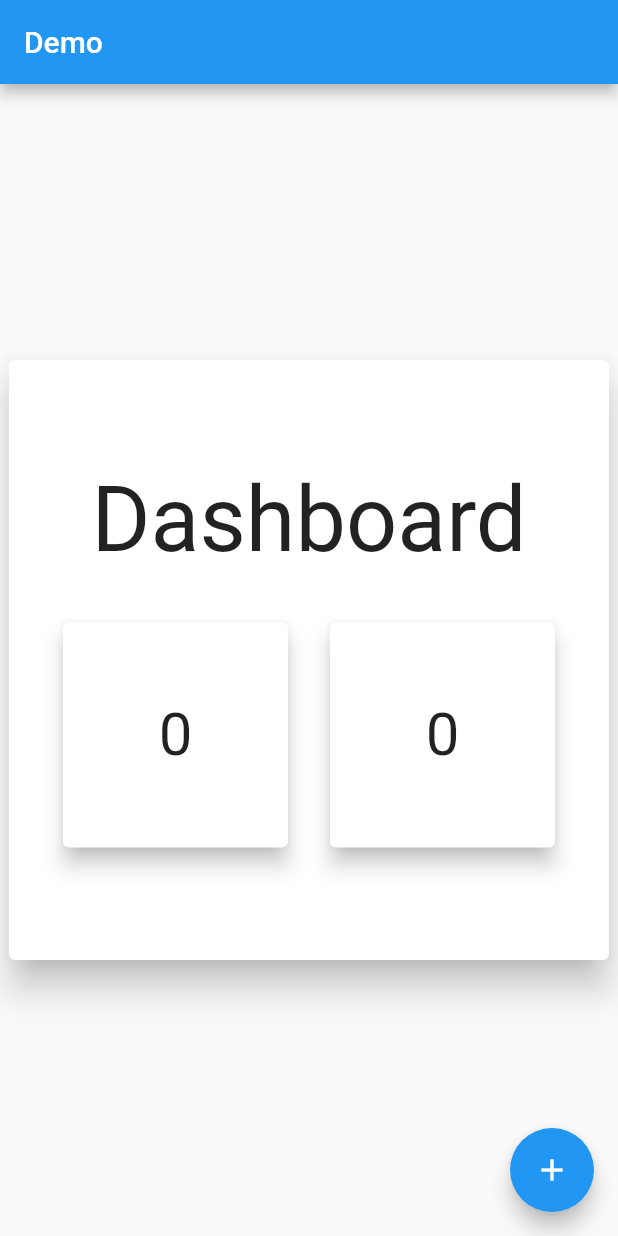
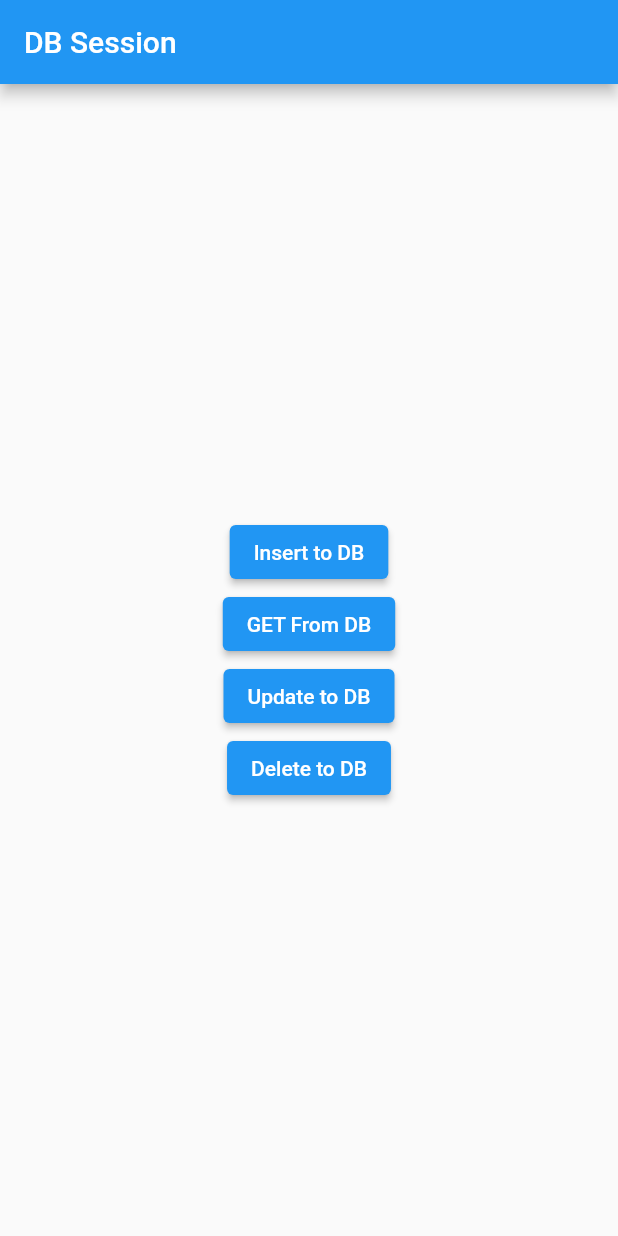
Before and after one commit to AmmarAgeeza/Up-Academy-Flutter-R2, a Flutter app: the screen it shows after launch, on a phone screen of 412 x 824 dp. Run offline on Flutter 3.47's test engine with Material 2 defaults, Android fonts, the phone set to English and light mode, and no system bars; our stand-ins replace flutter_bloc, sqflite; accounts and stored records are empty.

Commit message:
sqflite session

```diff
--- a/lib/main.dart
+++ b/lib/main.dart
@@ -2,16 +2,17 @@ import 'package:flutter/material.dart';
 import 'package:flutter_bloc/flutter_bloc.dart';
 import 'package:up_flutter_round_two/state_management/counter_cubit/counter_cubit.dart';
 
+import 'sqflite_session/db_session.dart';
 import 'state_management/bloc_observer.dart';
-import 'state_management/set_state_problems/main_screen.dart';
 
 void main() {
-  Bloc.observer=MyBlocObserver();
+  Bloc.observer = MyBlocObserver();
   runApp(const RootWidget());
 }
 
 class RootWidget extends StatelessWidget {
   const RootWidget({super.key});
+
   @override
   Widget build(BuildContext context) {
     return MultiBlocProvider(
@@ -19,14 +20,12 @@ class RootWidget extends StatelessWidget {
         BlocProvider(
           create: (context) => CounterCubitB(),
         ),
-        BlocProvider(
-          create: (context) => CounterCubit()),
-
+        BlocProvider(create: (context) => CounterCubit()),
       ],
       child: const MaterialApp(
         title: 'Up Flutter Round Two',
         debugShowCheckedModeBanner: false,
-        home: MainScreen(),
+        home: DBSession(),
       ),
     );
   }
--- /dev/null
+++ b/lib/sqflite_session/db_cubit/db_state.dart
@@ -0,0 +1,19 @@
+
+sealed class DbState {}
+
+final class DbInitial extends DbState {}
+final class DbLoading extends DbState {}
+final class DbSucess extends DbState {}
+final class DbErorr extends DbState {}
+final class DbInsertLoading extends DbState {}
+final class DbInsertSucess extends DbState {}
+final class DbInsertErorr extends DbState {}
+final class DbGETLoading extends DbState {}
+final class DbGETSucess extends DbState {}
+final class DbGETErorr extends DbState {}
+final class DbUpdateLoading extends DbState {}
+final class DbUpdateSucess extends DbState {}
+final class DbUpdateErorr extends DbState {}
+final class DbDeleteLoading extends DbState {}
+final class DbDeleteSucess extends DbState {}
+final class DbDeleteErorr extends DbState {}
--- /dev/null
+++ b/lib/sqflite_session/db_session.dart
@@ -0,0 +1,70 @@
+import 'package:flutter/material.dart';
+import 'package:flutter_bloc/flutter_bloc.dart';
+import 'package:up_flutter_round_two/sqflite_session/db_cubit/db_cubit.dart';
+
+import 'db_cubit/db_state.dart';
+
+class DBSession extends StatelessWidget {
+  const DBSession({super.key});
+
+  @override
+  Widget build(BuildContext context) {
+    return BlocProvider(
+      create: (context) => DbCubit()..createDB(),
+      child: BlocConsumer<DbCubit, DbState>(
+        listener: (context, state) {},
+        builder: (context, state) {
+          return Scaffold(
+            appBar: AppBar(title: const Text('DB Session')),
+            body: Center(
+              child: Column(
+                mainAxisAlignment: MainAxisAlignment.center,
+                children: [
+                  //insert to DB
+                  state is DbInsertLoading
+                      ? const CircularProgressIndicator()
+                      : ElevatedButton(
+                          onPressed: () {
+                            BlocProvider.of<DbCubit>(context).insertToDB(
+                              title: 'Dart',
+                              note: 'Basics',
+                              date: '8/8',
+                            );
+                          },
+                          child: const Text('Insert to DB'),
+                        ),
+                  //GET to DB
+                  ElevatedButton(
+                    onPressed: () {
+                      BlocProvider.of<DbCubit>(context).getTasksFromDB();
+                    },
+                    child: const Text('GET From DB'),
+                  ),
+                  //Update to DB
+                  ElevatedButton(
+                    onPressed: () {
+                      BlocProvider.of<DbCubit>(context).updateDB(
+                        id: 1,
+                        date: '9/9',
+                      );
+                    },
+                    child: const Text('Update to DB'),
+                  ),
+                  //Delete to DB
+                  ElevatedButton(
+                    onPressed: () {
+                      BlocProvider.of<DbCubit>(context).deleteFromDB(
+                        id: 6,
+                      );
+                    },
+                    child: const Text('Delete to DB'),
+                  ),
+                ],
+              ),
+            ),
+          );
+        },
+      ),
+    );
+  }
+}
--- /dev/null
+++ b/lib/sqflite_session/notes.txt
@@ -0,0 +1,16 @@
+CRUD Operations
+1. Create
+2. Read
+3. Update
+4. Delete
+
+
+
+Steps
+1.Create DB
+2.Create Table
+3.CRUD Operations
+    3.1 Insert
+    3.2 Get
+    3.3 Update
+    3.4 Delete
```
Also changed, not shown: lib/sqflite_session/db_cubit/db_cubit.dart (added, +135 -0 lines), pubspec.yaml (+1 -6 lines), pubspec.lock, 1 other file.
